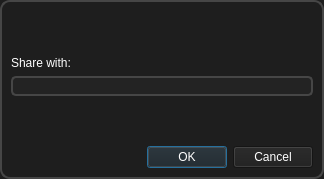
Before: the Qt Designer form filesharedialog.ui in alvi-khan/Marshal, drawn with Qt 5.
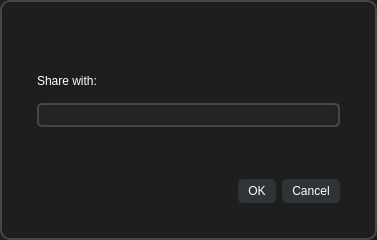
After: the same form once the commit is applied.

```diff
--- a/filesharedialog.ui
+++ b/filesharedialog.ui
@@ -6,10 +6,16 @@
    <rect>
     <x>0</x>
     <y>0</y>
-    <width>324</width>
-    <height>179</height>
+    <width>377</width>
+    <height>240</height>
    </rect>
   </property>
+  <property name="maximumSize">
+   <size>
+    <width>16777215</width>
+    <height>240</height>
+   </size>
+  </property>
   <property name="windowTitle">
    <string>Dialog</string>
   </property>
@@ -23,6 +29,11 @@
 	font: 12pt &quot;Segoe UI&quot;;
 	color: rgb(255, 255, 255);
 }
+QPushButton{
+	background-color: rgb(47, 52, 55);
+	border-radius: 5px;
+	padding: 5px 10px 5px 10px;
+}
 QPushButton:hover 
 { background-color: #3E3E3E; }</string>
   </property>
@@ -51,6 +62,21 @@
       <enum>QFrame::Raised</enum>
      </property>
      <layout class="QVBoxLayout" name="verticalLayout_2">
+      <property name="spacing">
+       <number>15</number>
+      </property>
+      <property name="leftMargin">
+       <number>35</number>
+      </property>
+      <property name="topMargin">
+       <number>35</number>
+      </property>
+      <property name="rightMargin">
+       <number>35</number>
+      </property>
+      <property name="bottomMargin">
+       <number>35</number>
+      </property>
       <item>
        <spacer name="verticalSpacer_2">
         <property name="orientation">
@@ -78,6 +104,7 @@
 	border: 1.5px solid rgb(70, 70, 70);
 	border-radius: 5px;
 	background-color: rgb(35, 35, 35);
+	padding: 2px;
 }</string>
         </property>
        </widget>
```
